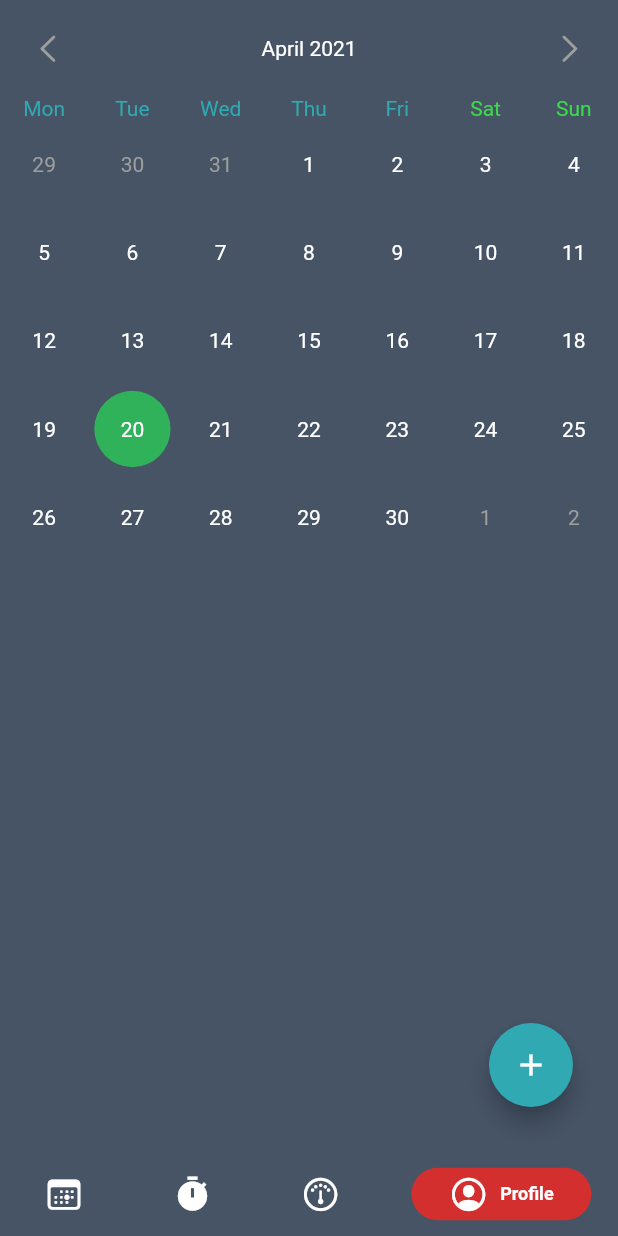
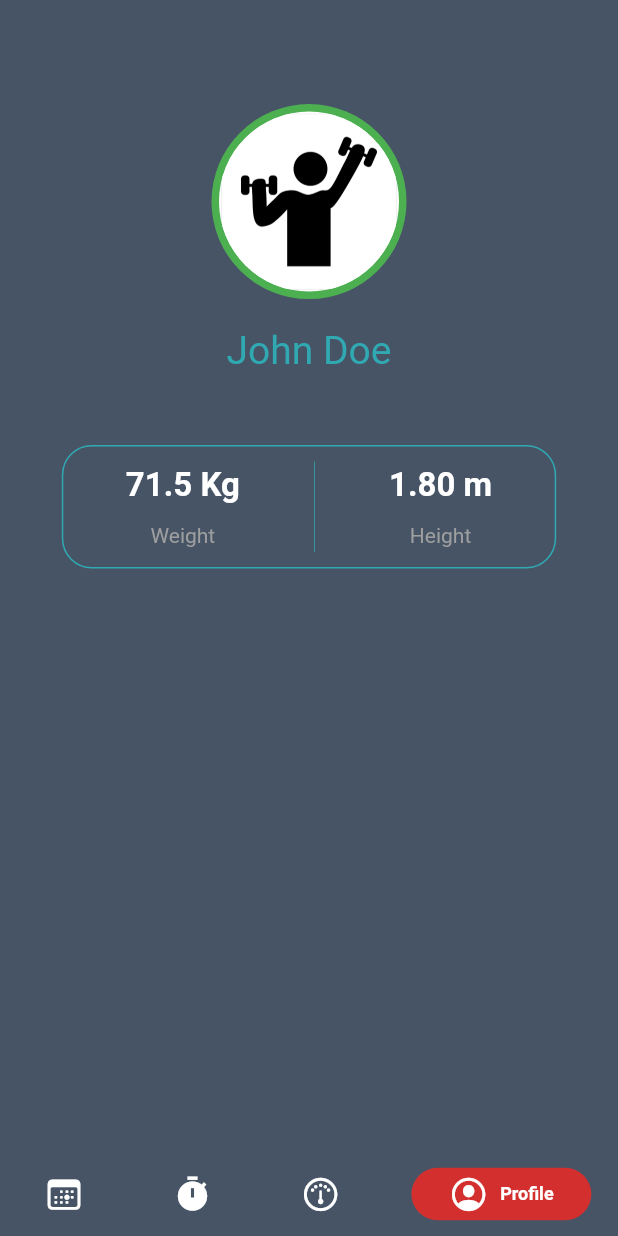
Before and after one commit to MrHKMY/Healthful-GymAndFitnessLog, a Flutter app: the screen it shows after launch, item 4 of the bottom bar chosen, on a phone screen of 412 x 824 dp. Run offline on Flutter 3.47's test engine with Material 2 defaults, Android fonts, the phone set to English and light mode, and no system bars; drawn by our look-alikes of persistent_bottom_nav_bar, table_calendar; our stand-ins replace flutter_calendar_carousel, shared_preferences, sqflite; accounts and stored records are empty; Roboto replaces fonts that are missing (Times).

Commit message:
Create Profile UI

```diff
--- a/lib/main.dart
+++ b/lib/main.dart
@@ -1,5 +1,6 @@
 import 'dart:convert';
 
+import 'package:calendar/profile_screen.dart';
 import 'package:calendar/screens.dart';
 import 'package:calendar/widgets.dart';
 import 'package:flutter/cupertino.dart';
@@ -65,15 +66,7 @@ class _ProvidedStylesExampleState extends State<ProvidedStylesExample> {
       ),
       CountDownTimer(),
       ProgressScreen(),
-      CalendarScreen(
-        menuScreenContext: widget.menuScreenContext,
-        hideStatus: _hideNavBar,
-        onScreenHideButtonPressed: () {
-          setState(() {
-            _hideNavBar = !_hideNavBar;
-          });
-        },
-      ),
+      ProfileScreen(),
     ];
   }
 
--- /dev/null
+++ b/lib/profile_screen.dart
@@ -0,0 +1,109 @@
+import 'package:flutter/material.dart';
+
+class ProfileScreen extends StatefulWidget {
+  @override
+  _ProfileScreenState createState() => _ProfileScreenState();
+}
+
+class _ProfileScreenState extends State<ProfileScreen> {
+  @override
+  Widget build(BuildContext context) {
+    return Scaffold(
+      backgroundColor: Color(0xff465466),
+      body: SafeArea(
+          child: Stack(
+            children: [
+              Align(
+                alignment: Alignment(0.0,-0.8),
+                child: GestureDetector(
+                  onTap: (){},
+                  child: CircleAvatar(
+                    maxRadius: 65,
+                    backgroundColor: Colors.green,
+                    child: CircleAvatar(
+                      backgroundColor: Colors.white,
+                      backgroundImage: ExactAssetImage("assets/images/profile_image.png"),
+                      maxRadius: 60,
+                    ),
+                  ),
+                ),
+              ),
+              Align(
+                alignment: Alignment(0.0, -0.45),
+                child: Text("John Doe", style: TextStyle(
+                  fontSize: 26,
+                  color: Color(0xFF30A9B2),
+                  fontFamily: "Times"
+                ),),
+
+              ),
+              Align(
+                alignment: Alignment(0.0,-0.2),
+                child: FractionallySizedBox(
+                widthFactor: 0.8,
+                heightFactor: 0.1,
+                child: Container(
+                  decoration: BoxDecoration(
+                    color: Color(0xff465466),
+                    borderRadius: BorderRadius.circular(20),
+                    border: Border.all(color: Color(0xFF30A9B2)),
+                  ),
+                  child: Row(
+                    mainAxisAlignment: MainAxisAlignment.spaceEvenly,
+                    children: [
+                      Column(
+                        mainAxisAlignment: MainAxisAlignment.spaceEvenly,
+                        children: [
+                          Text(
+                            "71.5 Kg",
+                            style: TextStyle(
+                              fontSize: 22,
+                                fontWeight: FontWeight.bold,
+                              color: Colors.white
+                            ),
+                          ),
+                          Text(
+                            "Weight",
+                            style: TextStyle(
+                                color: Colors.grey
+                            ),
+                          ),
+                        ],
+                      ),
+                      VerticalDivider(
+                        color: Color(0xFF30A9B2),
+                        indent: 10,
+                        endIndent: 10,
+                        thickness: 0.5,
+                      ),
+                      Column(
+                        mainAxisAlignment: MainAxisAlignment.spaceEvenly,
+                        children: [
+                          Text(
+                            "1.80 m",
+                            style: TextStyle(
+                                fontSize: 22,
+                              fontWeight: FontWeight.bold,
+                                color: Colors.white
+                            ),
+                          ),
+                          Text(
+                            "Height",
+                            style: TextStyle(
+                                color: Colors.grey
+                            ),
+                          ),
+                        ],
+                      ),
+                    ],
+                  ),
+                ),
+            ),
+              ),
+              //todo(4) list age, gender, bmi, goals, settings
+          ],
+          ),
+      ),
+    );
+  }
+}
--- a/lib/screens.dart
+++ b/lib/screens.dart
@@ -103,16 +103,16 @@ class _CalendarScreenState extends State<CalendarScreen> {
                     startingDayOfWeek: StartingDayOfWeek.monday,
                     calendarController: _calendarController,
                     calendarStyle: CalendarStyle(
-                      weekdayStyle: TextStyle(color: Colors.white),
-                      weekendStyle: TextStyle(color: Colors.white),
+                      weekdayStyle: TextStyle(color: Colors.white, fontWeight: FontWeight.bold),
+                      weekendStyle: TextStyle(color: Colors.white, fontWeight: FontWeight.bold),
                       outsideStyle: TextStyle(color: Colors.grey),
                       unavailableStyle: TextStyle(color: Colors.grey),
                       outsideWeekendStyle: TextStyle(color: Colors.grey),
                       canEventMarkersOverflow: true,
                     ),
                     daysOfWeekStyle: DaysOfWeekStyle(
-                      weekdayStyle: TextStyle(color: Color(0xFF30A9B2)),
-                      weekendStyle: TextStyle(color: Color(0xFF3DD94C)),
+                      weekdayStyle: TextStyle(color: Color(0xFF30A9B2), fontWeight: FontWeight.bold),
+                      weekendStyle: TextStyle(color: Color(0xFF3DD94C), fontWeight: FontWeight.bold),
                     ),
                     headerStyle: HeaderStyle(
                         leftChevronIcon: Icon(
@@ -136,13 +136,14 @@ class _CalendarScreenState extends State<CalendarScreen> {
                         return [
                           Container(
                             decoration: new BoxDecoration(
+                              //todo(1): make color based on workout selection type
                               color: Color(0xFF30A9B2),
                               shape: BoxShape.circle,
                             ),
                             margin: const EdgeInsets.all(4.0),
-                            width: 5,
-                            height: 5,
-                          )
+                            width: 8,
+                            height: 8,
+                          ),
                         ];
                       },
                       selectedDayBuilder: (context, date, events) => Container(
@@ -211,6 +212,7 @@ class _CalendarScreenState extends State<CalendarScreen> {
     );
   }
 
+  //todo(2) create better dialog for activity tracker
   _showAddDialog() async {
     await showDialog(
         context: context,
@@ -562,6 +564,7 @@ class _ProgressScreenState extends State<ProgressScreen> {
               ? 0.0
               : kBottomNavigationBarHeight + 50,
           child: FloatingActionButton(
+            //todo(3) create fab to open new charts screen
             onPressed: () {},
             child: Icon(Icons.bar_chart_rounded),
           ),
--- a/lib/widgets.dart
+++ b/lib/widgets.dart
@@ -223,7 +223,7 @@ class _CountDownTimerState extends State<CountDownTimer>
     with TickerProviderStateMixin {
   AnimationController animationController;
   //int theTime = 5;
-  ValueNotifier addSecond = ValueNotifier(false);
+  //ValueNotifier addSecond = ValueNotifier(false);
 
   String get timerString {
     Duration duration =
```
Also changed, not shown: assets/images/profile_image.png (added).
